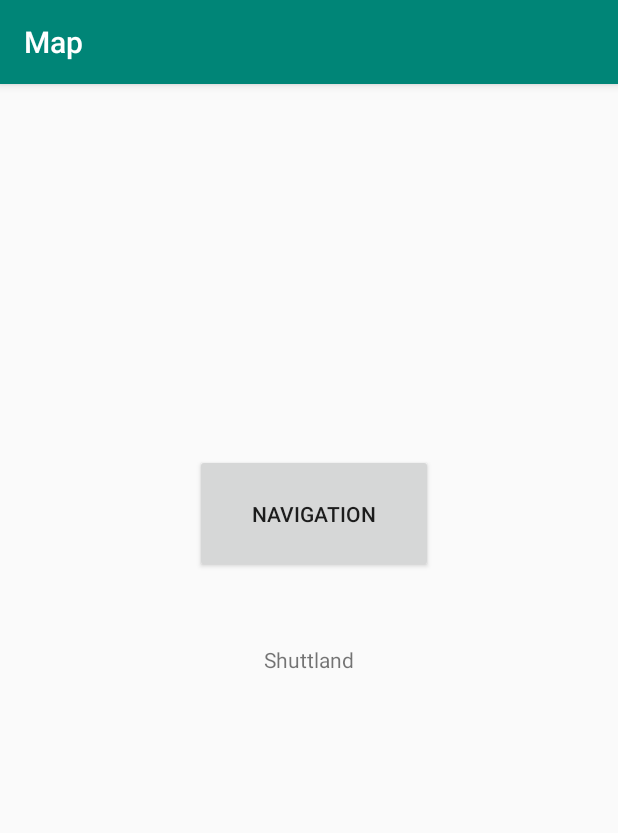
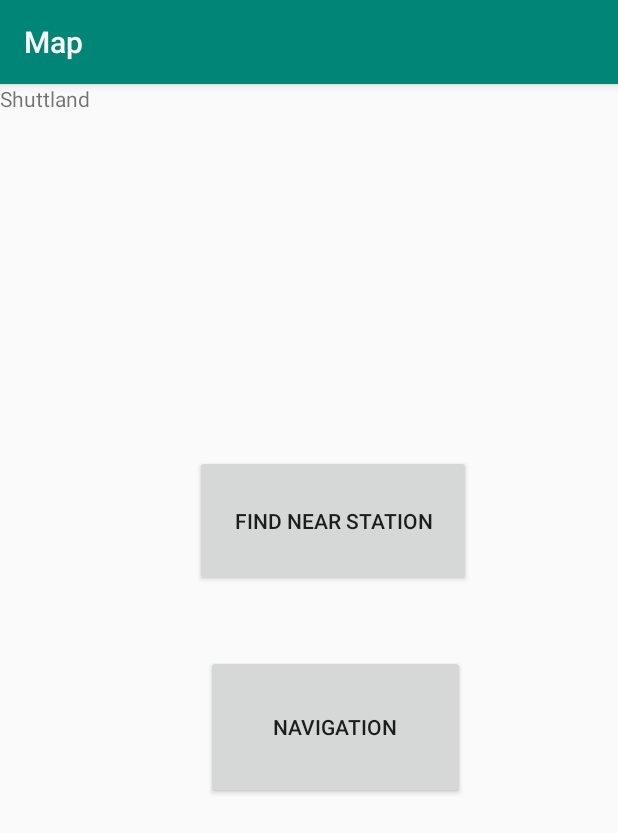
Before and after one commit to NoamCohen1/Shuttland, an Android app: the screen it shows after launch (MainActivity), on a phone screen of 412 x 824 dp. Shown: the top 833 px of the screen. Run offline under Robolectric (Android 15) with nearby library versions, the phone set to English and light mode, and no system bars.

Commit message:
yaara push

```diff
--- a/app/src/main/AndroidManifest.xml
+++ b/app/src/main/AndroidManifest.xml
@@ -18,7 +18,8 @@
         android:roundIcon="@mipmap/ic_launcher_round"
         android:supportsRtl="true"
         android:theme="@style/AppTheme">
-        <activity android:name=".MapsActivity"></activity>
+        <activity android:name=".NavigationActivity"></activity>
+        <activity android:name=".MapsActivity" />
         <!--
              The API key for Google Maps-based APIs is defined as a string resource.
              (See the file "res/values/google_maps_api.xml").
--- a/app/src/main/java/com/example/shuttland/MainActivity.java
+++ b/app/src/main/java/com/example/shuttland/MainActivity.java
@@ -15,18 +15,30 @@ public class MainActivity extends AppCompatActivity {
         super.onCreate(savedInstanceState);
         setContentView(R.layout.activity_main);
 
-        button = (Button) findViewById(R.id.button);
+        button = (Button) findViewById(R.id.nearStation);
         button.setOnClickListener(new View.OnClickListener() {
             @Override
             public void onClick(View v) {
-                openActivity2();
+                openActivityNearStation();
+            }
+        });
+        button = (Button) findViewById(R.id.navigation);
+        button.setOnClickListener(new View.OnClickListener() {
+            @Override
+            public void onClick(View v) {
+                openActivityNavigation();
             }
         });
     }
 
-    public void openActivity2() {
+    public void openActivityNearStation() {
         Intent intent = new Intent(this, MapsActivity.class);
         startActivity(intent);
     }
 
+    public void openActivityNavigation() {
+        Intent intent = new Intent(this, NavigationActivity.class);
+        startActivity(intent);
+    }
+
 }
--- a/app/src/main/res/layout/activity_main.xml
+++ b/app/src/main/res/layout/activity_main.xml
@@ -6,17 +6,14 @@
     tools:context=".MainActivity">
 
     <TextView
-        android:layout_width="wrap_content"
+        android:layout_width="match_parent"
         android:layout_height="wrap_content"
-        android:layout_centerHorizontal="true"
-        android:layout_centerVertical="true"
         android:text="Shuttland" />
 
     <Button
-        android:id="@+id/button"
-        android:layout_width="158dp"
-        android:layout_height="79dp"
-        android:layout_alignTop="@+id/button"
+        android:id="@+id/nearStation"
+        android:layout_width="183dp"
+        android:layout_height="87dp"
         android:layout_alignParentStart="true"
         android:layout_alignParentLeft="true"
         android:layout_alignParentEnd="true"
@@ -24,10 +21,27 @@
         android:layout_alignParentBottom="true"
         android:layout_marginStart="130dp"
         android:layout_marginLeft="130dp"
-        android:layout_marginTop="0dp"
-        android:layout_marginEnd="123dp"
-        android:layout_marginRight="123dp"
-        android:layout_marginBottom="442dp"
-        android:text="navigation" />
+        android:layout_marginTop="192dp"
+        android:layout_marginEnd="98dp"
+        android:layout_marginRight="98dp"
+        android:layout_marginBottom="433dp"
+        android:text="find near station" />
+
+    <Button
+        android:id="@+id/navigation"
+        android:layout_width="172dp"
+        android:layout_height="96dp"
+        android:layout_alignParentStart="true"
+        android:layout_alignParentLeft="true"
+        android:layout_alignParentEnd="true"
+        android:layout_alignParentRight="true"
+        android:layout_alignParentBottom="true"
+        android:layout_marginStart="137dp"
+        android:layout_marginLeft="137dp"
+        android:layout_marginTop="155dp"
+        android:layout_marginEnd="102dp"
+        android:layout_marginRight="102dp"
+        android:layout_marginBottom="291dp"
+        android:text="Navigation" />
 
 </RelativeLayout>
```
Also changed, not shown: app/src/main/java/com/example/shuttland/MapsActivity.java (+4 -100 lines), app/src/main/java/com/example/shuttland/NavigationActivity.java (added, +75 -0 lines), app/src/main/java/com/example/shuttland/NavigationModel.java (added, +60 -0 lines), app/src/main/res/layout/activity_navigation.xml (added, +9 -0 lines).
